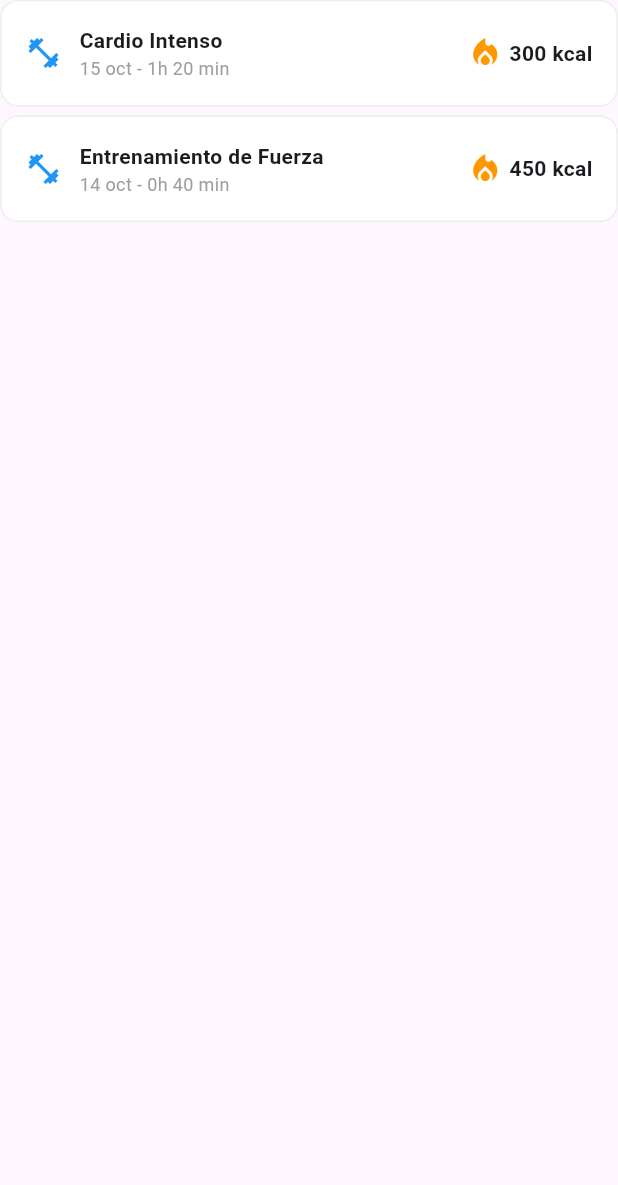
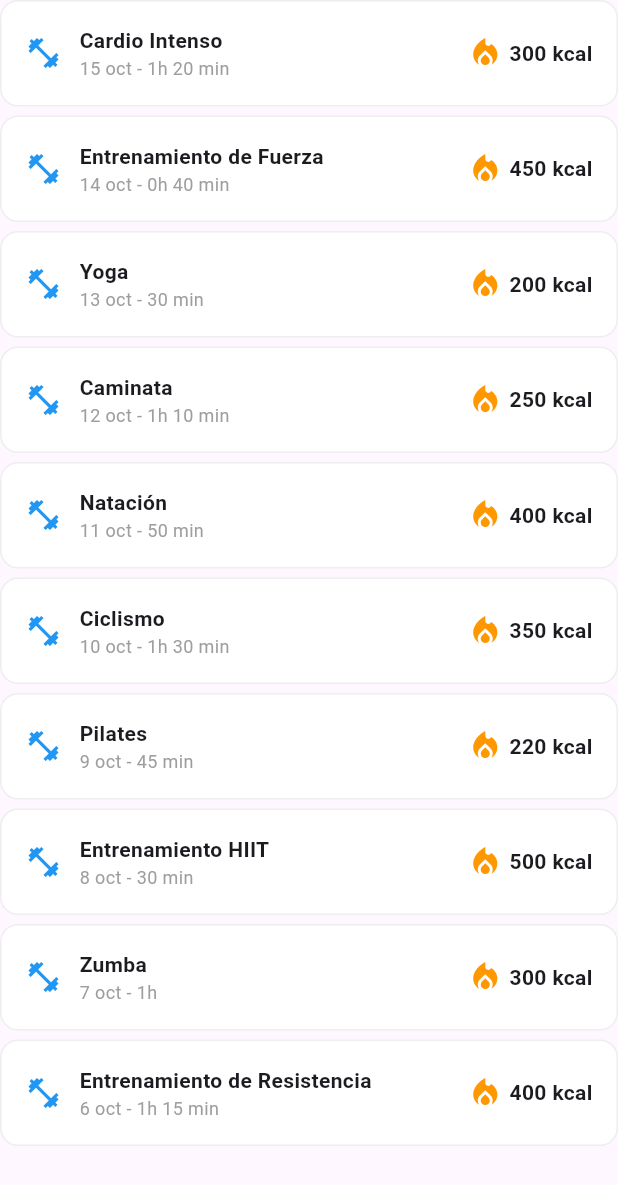
Before and after one commit to LeonardoRHernandez/deepsleep, a Flutter app: the BuildListaEjercicios widget shown alone on an empty page, opened directly, on a phone screen of 412 x 824 dp. Shown: the top 1185 px of the screen. Run offline on Flutter 3.47's test engine with Material 3 defaults, Android fonts, the phone set to English and light mode, and no system bars; our stand-ins replace fl_chart, hive, hive_flutter; missing offline and left inert: dart:ffi; accounts and stored records are empty.

Commit message:
Modelo de ejercicio agregado

```diff
--- /dev/null
+++ b/lib/data/models/ejercicioModel.dart
@@ -0,0 +1,10 @@
+class Ejercicio {
+  String title;
+  String subtitle;
+  int kcal;
+
+  Ejercicio(this.title, this.subtitle, this.kcal);
+  Ejercicio.empty() : title = "", subtitle = "", kcal = 0;
+
+  //devolver el objeto
+}
--- a/lib/presentation/controllers/ExerciseController/historialExercice.dart
+++ /dev/null
@@ -1,18 +0,0 @@
-class ListaEjercicios {
-  final List<Map<String, dynamic>> _ejercicios = [//lista de prueba
-      {"title": "Cardio Intenso", "subtitle": "15 oct - 1h 20 min", "kcal": 300},
-      {"title": "Entrenamiento de Fuerza", "subtitle": "14 oct - 0h 40 min", "kcal": 450},
-      // {"title": "Yoga", "subtitle": "13 oct - 30 min", "kcal": 200},
-      //{"title": "Caminata", "subtitle": "12 oct - 1h 10 min", "kcal": 250},
-      //{"title": "Natación", "subtitle": "11 oct - 50 min", "kcal": 400},
-      // {"title": "Ciclismo", "subtitle": "10 oct - 1h 30 min", "kcal": 350},
-      // {"title": "Pilates", "subtitle": "9 oct - 45 min", "kcal": 220},
-      // {"title": "Entrenamiento HIIT", "subtitle": "8 oct - 30 min", "kcal": 500},
-      // {"title": "Zumba", "subtitle": "7 oct - 1h", "kcal": 300},
-      // {"title": "Entrenamiento de Resistencia", "subtitle": "6 oct - 1h 15 min", "kcal": 400},
-    ];
-  List<Map<String, dynamic>> get exerciseList => _ejercicios;
-//aqui obtenemos las lista de ejercicios
-
-
-}
--- a/lib/presentation/views/actividad/widgets/exerciseItem.dart
+++ b/lib/presentation/views/actividad/widgets/exerciseItem.dart
@@ -1,7 +1,8 @@
+import 'package:flutter/material.dart';
 
+//import 'package:deepsleep/presentation/controllers/ExerciseController/historialExercice.dart';
+import 'package:deepsleep/data/models/ejercicioModel.dart';
 
-import 'package:flutter/material.dart';
-import 'package:deepsleep/presentation/controllers/ExerciseController/historialExercice.dart';
 class BuildExerciseItem extends StatelessWidget {
   const BuildExerciseItem({
     super.key,
@@ -64,7 +65,20 @@ class BuildListaEjercicios extends StatelessWidget {
   @override
   Widget build(BuildContext context) {
     // Lista de ejercicios
-    final List<Map<String, dynamic>> ejercicios = ListaEjercicios().exerciseList;
+    //final List<Map<String, dynamic>> ejercicios =
+    //    ListaEjercicios().exerciseList;
+    final List<Ejercicio> ejercicios = [
+      Ejercicio("Cardio Intenso", "15 oct - 1h 20 min", 300),
+      Ejercicio("Entrenamiento de Fuerza", "14 oct - 0h 40 min", 450),
+      Ejercicio("Yoga", "13 oct - 30 min", 200),
+      Ejercicio("Caminata", "12 oct - 1h 10 min", 250),
+      Ejercicio("Natación", "11 oct - 50 min", 400),
+      Ejercicio("Ciclismo", "10 oct - 1h 30 min", 350),
+      Ejercicio("Pilates", "9 oct - 45 min", 220),
+      Ejercicio("Entrenamiento HIIT", "8 oct - 30 min", 500),
+      Ejercicio("Zumba", "7 oct - 1h", 300),
+      Ejercicio("Entrenamiento de Resistencia", "6 oct - 1h 15 min", 400),
+    ];
 
     return ListView.builder(
       shrinkWrap: true,
@@ -75,9 +89,9 @@ class BuildListaEjercicios extends StatelessWidget {
         return Column(
           children: [
             BuildExerciseItem(
-              title: ejercicio["title"],
-              subtitle: ejercicio["subtitle"],
-              kcal: ejercicio["kcal"],
+              title: ejercicio.title,
+              subtitle: ejercicio.subtitle,
+              kcal: ejercicio.kcal,
             ),
             const SizedBox(height: 6),
           ],
```
Also changed, not shown: lib/presentation/views/actividad/widgets/progreso.dart (+9 -5 lines).
